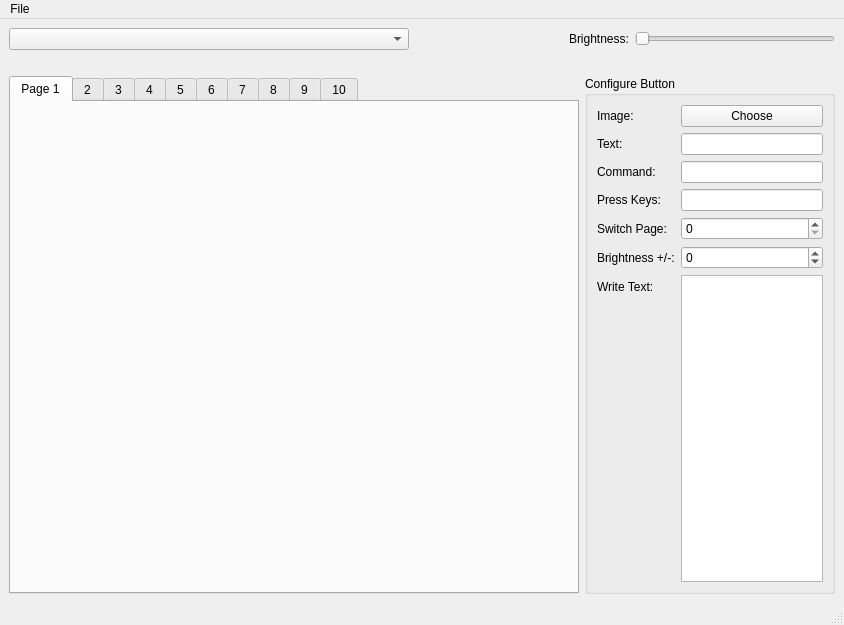
Qt form streamdeck_ui/main.ui (dodgyrabbit/streamdeck-ui) before a commit.
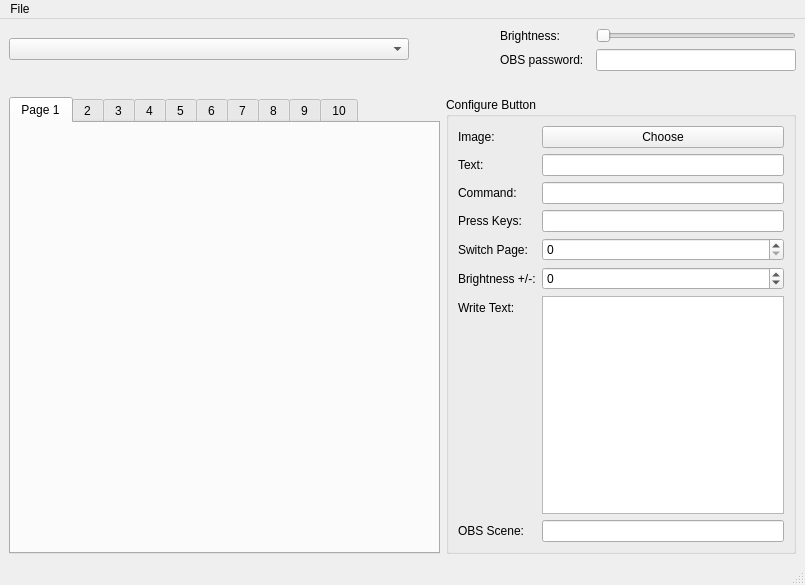
The same form after that commit.

```diff
--- a/streamdeck_ui/main.ui
+++ b/streamdeck_ui/main.ui
@@ -6,8 +6,8 @@
    <rect>
     <x>0</x>
     <y>0</y>
-    <width>844</width>
-    <height>625</height>
+    <width>805</width>
+    <height>585</height>
    </rect>
   </property>
   <property name="windowTitle">
@@ -43,6 +43,22 @@
          </spacer>
         </item>
         <item>
+         <layout class="QFormLayout" name="formLayout_2">
+          <item row="1" column="0">
+           <widget class="QLabel" name="label_10">
+            <property name="text">
+             <string>OBS password:  </string>
+            </property>
+           </widget>
+          </item>
+          <item row="1" column="1">
+           <widget class="QLineEdit" name="obs_password">
+            <property name="echoMode">
+             <enum>QLineEdit::Password</enum>
+            </property>
+           </widget>
+          </item>
+          <item row="0" column="0">
          <widget class="QLabel" name="label_4">
           <property name="sizePolicy">
            <sizepolicy hsizetype="Fixed" vsizetype="Preferred">
@@ -55,7 +71,7 @@
           </property>
          </widget>
         </item>
-        <item>
+          <item row="0" column="1">
          <widget class="QSlider" name="brightness">
           <property name="sizePolicy">
            <sizepolicy hsizetype="Minimum" vsizetype="Fixed">
@@ -76,8 +92,13 @@
         </item>
        </layout>
       </item>
+       </layout>
+      </item>
       <item>
        <layout class="QHBoxLayout" name="horizontalLayout">
+        <property name="spacing">
+         <number>6</number>
+        </property>
         <property name="topMargin">
          <number>20</number>
         </property>
@@ -158,7 +179,7 @@
          <widget class="QGroupBox" name="groupBox">
           <property name="minimumSize">
            <size>
-            <width>250</width>
+            <width>350</width>
             <height>0</height>
            </size>
           </property>
@@ -226,7 +247,14 @@
               </widget>
              </item>
              <item row="6" column="1">
-              <widget class="QPlainTextEdit" name="write"/>
+              <widget class="QPlainTextEdit" name="write">
+               <property name="sizePolicy">
+                <sizepolicy hsizetype="Expanding" vsizetype="Expanding">
+                 <horstretch>0</horstretch>
+                 <verstretch>0</verstretch>
+                </sizepolicy>
+               </property>
+              </widget>
              </item>
              <item row="4" column="0">
               <widget class="QLabel" name="label_8">
@@ -262,6 +290,16 @@
                </property>
               </widget>
              </item>
+             <item row="7" column="1">
+              <widget class="QLineEdit" name="obs_scene"/>
+             </item>
+             <item row="7" column="0">
+              <widget class="QLabel" name="label_9">
+               <property name="text">
+                <string>OBS Scene:</string>
+               </property>
+              </widget>
+             </item>
             </layout>
            </item>
           </layout>
@@ -278,8 +316,8 @@
     <rect>
      <x>0</x>
      <y>0</y>
-     <width>844</width>
-     <height>27</height>
+     <width>805</width>
+     <height>22</height>
     </rect>
    </property>
    <widget class="QMenu" name="menuFile">
@@ -288,6 +326,7 @@
     </property>
     <addaction name="actionImport"/>
     <addaction name="actionExport"/>
+    <addaction name="separator"/>
     <addaction name="actionExit"/>
    </widget>
    <addaction name="menuFile"/>
```
Lines whose indentation alone changed are shown as unchanged.
